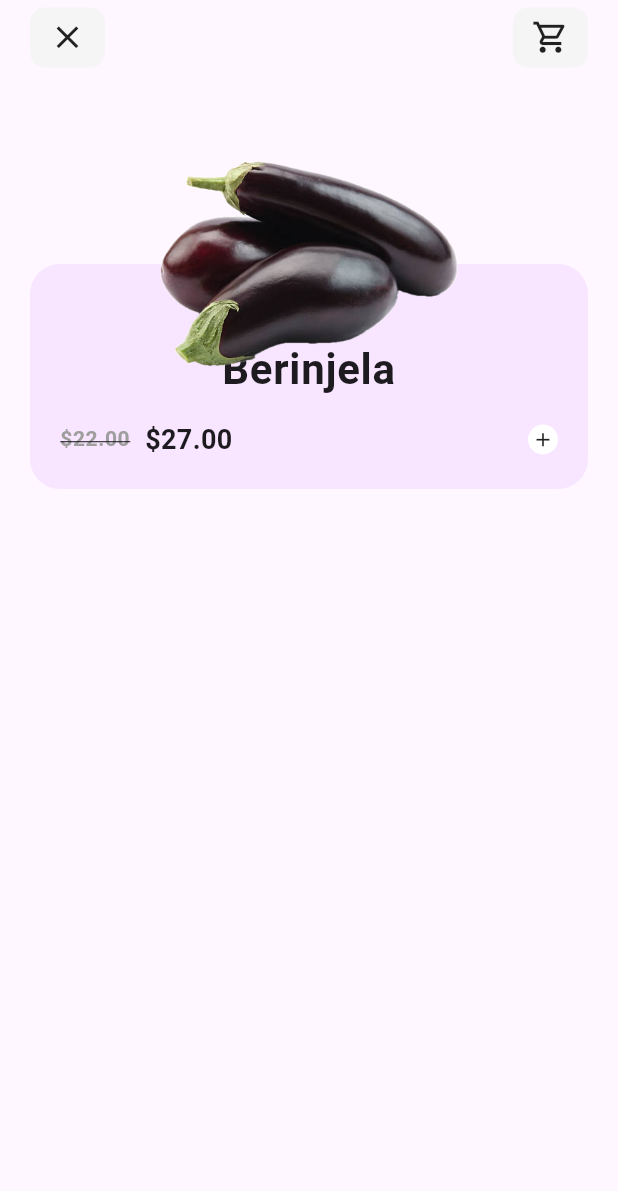
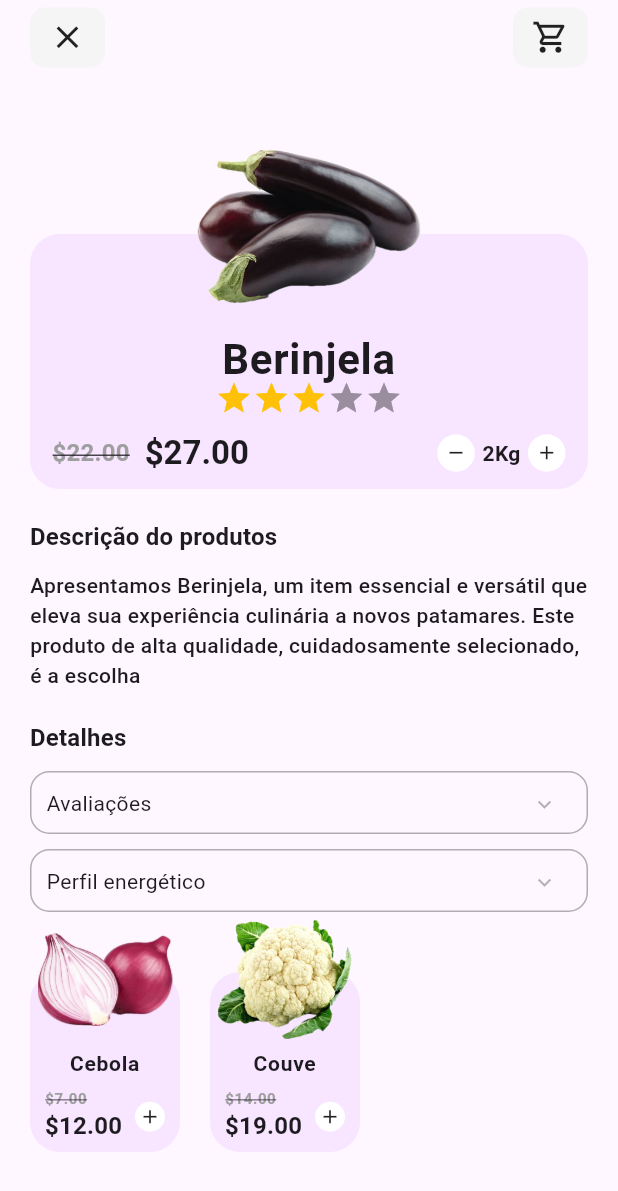
Before and after one commit to MateusLucasDaSilva/food_products, a Flutter app: the HomePage screen opened by its route, after a tap on "Berinjela", on a phone screen of 412 x 824 dp. Shown: the top 1191 px of the screen. Run offline on Flutter 3.47's test engine with Material 3 defaults, Android fonts, the light colour scheme and no system bars; drawn by our look-alikes of flutter_rating_bar.

Commit message:
adicionei a tela de detalhes do produto

```diff
--- a/lib/app/presentation/pages/details_product/details_product_page.dart
+++ b/lib/app/presentation/pages/details_product/details_product_page.dart
@@ -1,90 +1,114 @@
 import 'package:flutter/material.dart';
 import 'package:food_products/app/domain/entities/product_entity.dart';
-import 'package:food_products/app/presentation/pages/home/widgets/button_add_product_widget.dart';
+import 'package:food_products/app/presentation/pages/details_product/widgets/card_product_details_widget.dart';
+import 'package:food_products/app/presentation/pages/details_product/widgets/drop_down_menu_widget.dart';
+import 'package:food_products/app/presentation/pages/home/widgets/card_product_widget.dart';
 import 'package:food_products/app/presentation/pages/home/widgets/image_product_widget.dart';
-import 'package:food_products/app/presentation/pages/home/widgets/name_product_widget.dart';
-import 'package:food_products/app/presentation/pages/home/widgets/price_widget.dart';
-import 'package:food_products/app/presentation/pages/home/widgets/price_with_discount_widget.dart';
 import 'package:food_products/app/presentation/shared/ui/widgets/app_bar_widget.dart';
+import 'package:food_products/app/presentation/shared/ui/widgets/heard_title_widget.dart';
 
-class DetailsProductPage extends StatelessWidget {
+class DetailsProductPage extends StatefulWidget {
+  final List<ProductEntity> products;
   final ProductEntity product;
   final Color colorCard;
 
   const DetailsProductPage({
     super.key,
+    required this.products,
+    required this.colorCard,
     required this.product,
-    required this.colorCard,
   });
 
+  @override
+  State<DetailsProductPage> createState() => _DetailsProductPageState();
+}
+
+class _DetailsProductPageState extends State<DetailsProductPage> {
   @override
   Widget build(BuildContext context) {
     return Scaffold(
       appBar: const CustomAppBar(leadingIconData: Icons.close),
-      body: Padding(
+      body: SingleChildScrollView(
+        child: Padding(
           padding: const EdgeInsets.all(20),
           child: Column(
+            crossAxisAlignment: CrossAxisAlignment.start,
             children: <Widget>[
               Stack(
                 children: <Widget>[
-                SizedBox(
-                  height: 250,
-                  child: Column(
-                    children: <Widget>[
-                      const Spacer(),
-                      Hero(
-                        tag: '${product.image}color',
-                        child: Container(
-                          height: 150,
-                          decoration: BoxDecoration(
-                            color: colorCard,
-                            borderRadius: BorderRadius.circular(20),
-                          ),
-                          child: Column(
-                            mainAxisAlignment: MainAxisAlignment.center,
-                            children: <Widget>[
-                              const Spacer(),
-                              NameProductWidget(
-                                name: product.name,
-                                fontSize: 28,
-                              ),
-                              Padding(
-                                padding: const EdgeInsets.all(20),
-                                child: Row(
-                                  children: <Widget>[
-                                    PriceWithDiscountWidget(
-                                        priceWithDiscount:
-                                            product.toStringPriceWithDiscount,
-                                        fontSize: 14),
-                                    const SizedBox(
-                                      width: 10,
-                                    ),
-                                    Expanded(
-                                      child: PriceWidget(
-                                        price: product.toStringPrice,
-                                        fontSize: 18,
+                  CardProductDetailsWidget(
+                      product: widget.product, colorCard: widget.colorCard),
+                  Align(
+                    alignment: Alignment.topCenter,
+                    child: ImageProductWidget(
+                      imageAssetPath: widget.product.image,
+                      size: 150,
                     ),
                   ),
-                                    const ButtonAddProduct()
                 ],
+              ),
+              const SizedBox(
+                height: 20,
+              ),
+              const HeardTitleWidget(title: 'Descrição do produtos'),
+              const SizedBox(
+                height: 10,
+              ),
+              Text(
+                'Apresentamos ${widget.product.name}, um item essencial e versátil que eleva sua experiência culinária a novos patamares. Este produto de alta qualidade, cuidadosamente selecionado, é a escolha',
+                style: Theme.of(context)
+                    .textTheme
+                    .bodyMedium
+                    ?.copyWith(fontWeight: FontWeight.w500),
+              ),
+              const SizedBox(
+                height: 20,
+              ),
+              const HeardTitleWidget(title: 'Detalhes'),
+              const SizedBox(
+                height: 10,
+              ),
+              const DropdownMenuWidget(
+                label: 'Avaliações',
+              ),
+              const SizedBox(
+                height: 10,
+              ),
+              const DropdownMenuWidget(
+                label: 'Perfil energético',
+              ),
+              SingleChildScrollView(
+                scrollDirection: Axis.horizontal,
+                child: Row(
+                  children: widget.products
+                      .map((ProductEntity e) => Row(
+                            children: <Widget>[
+                              CardProductWidget(
+                                  product: e, colorCard: widget.colorCard),
+                              const SizedBox(
+                                width: 20,
+                              ),
+                            ],
+                          ))
+                      .toList(),
                 ),
               )
             ],
           ),
         ),
-                      )
-                    ],
-                  ),
-                ),
-                ImageProductWidget(
-                  imageAssetPath: product.image,
-                  size: 200,
-                ),
-              ],
-            )
-          ],
-        ),
       ),
     );
   }
 }
+
+enum ColorLabel {
+  blue('Blue', Colors.blue),
+  pink('Pink', Colors.pink),
+  green('Green', Colors.green),
+  yellow('Orange', Colors.orange),
+  grey('Grey', Colors.grey);
+
+  const ColorLabel(this.label, this.color);
+  final String label;
+  final Color color;
+}
--- /dev/null
+++ b/lib/app/presentation/pages/details_product/widgets/card_product_details_widget.dart
@@ -0,0 +1,128 @@
+import 'package:flutter/material.dart';
+import 'package:flutter_rating_bar/flutter_rating_bar.dart';
+import 'package:food_products/app/domain/entities/product_entity.dart';
+import 'package:food_products/app/presentation/pages/home/widgets/name_product_widget.dart';
+import 'package:food_products/app/presentation/pages/home/widgets/price_widget.dart';
+import 'package:food_products/app/presentation/pages/home/widgets/price_with_discount_widget.dart';
+import 'package:food_products/app/presentation/shared/ui/widgets/icon_button_widget.dart';
+
+class CardProductDetailsWidget extends StatelessWidget {
+  const CardProductDetailsWidget({
+    super.key,
+    required this.product,
+    required this.colorCard,
+  });
+
+  final ProductEntity product;
+  final Color colorCard;
+
+  @override
+  Widget build(BuildContext context) {
+    return SizedBox(
+      height: 250,
+      width: double.infinity,
+      child: Column(
+        mainAxisAlignment: MainAxisAlignment.end,
+        children: <Widget>[
+          Container(
+            height: 170,
+            width: double.infinity,
+            decoration: BoxDecoration(
+              color: colorCard,
+              borderRadius: BorderRadius.circular(20),
+            ),
+            child: Column(
+              mainAxisAlignment: MainAxisAlignment.end,
+              crossAxisAlignment: CrossAxisAlignment.center,
+              mainAxisSize: MainAxisSize.max,
+              children: <Widget>[
+                NameProductWidget(
+                  name: product.name,
+                  fontSize: 28,
+                ),
+                SizedBox(
+                  child: RatingBar.builder(
+                    initialRating: 3,
+                    minRating: 1,
+                    itemSize: 25,
+                    maxRating: 5,
+                    direction: Axis.horizontal,
+                    allowHalfRating: true,
+                    itemCount: 5,
+                    itemBuilder: (BuildContext context, _) => const Icon(
+                      Icons.star,
+                      size: 10,
+                      color: Colors.amber,
+                    ),
+                    onRatingUpdate: (double rating) {
+                      print(rating);
+                    },
+                  ),
+                ),
+                const SizedBox(
+                  height: 10,
+                ),
+                Padding(
+                  padding: const EdgeInsets.symmetric(horizontal: 15),
+                  child: Row(
+                    children: <Widget>[
+                      PriceWithDiscountWidget(
+                        priceWithDiscount: product.toStringPriceWithDiscount,
+                        textStyle:
+                            Theme.of(context).textTheme.titleMedium?.copyWith(
+                                  fontWeight: FontWeight.w700,
+                                  color: Colors.grey,
+                                  decoration: TextDecoration.lineThrough,
+                                ),
+                      ),
+                      const SizedBox(
+                        width: 10,
+                      ),
+                      PriceWidget(
+                        price: product.toStringPrice,
+                        textStyle:
+                            Theme.of(context).textTheme.titleLarge?.copyWith(
+                                  fontWeight: FontWeight.w700,
+                                ),
+                      ),
+                      const Spacer(),
+                      const IconButtonWidget(
+                        size: 25,
+                        icon: Icon(
+                          Icons.remove,
+                          size: 15,
+                        ),
+                      ),
+                      const SizedBox(
+                        width: 5,
+                      ),
+                      Text(
+                        '2Kg',
+                        style: Theme.of(context).textTheme.bodyMedium?.copyWith(
+                              fontWeight: FontWeight.w600,
+                            ),
+                      ),
+                      const SizedBox(
+                        width: 5,
+                      ),
+                      const IconButtonWidget(
+                        size: 25,
+                        icon: Icon(
+                          Icons.add_outlined,
+                          size: 15,
+                        ),
+                      ),
+                    ],
+                  ),
+                ),
+                const SizedBox(
+                  height: 10,
+                ),
+              ],
+            ),
+          )
+        ],
+      ),
+    );
+  }
+}
--- /dev/null
+++ b/lib/app/presentation/pages/details_product/widgets/drop_down_menu_widget.dart
@@ -0,0 +1,72 @@
+import 'package:flutter/material.dart';
+import 'package:food_products/app/presentation/pages/details_product/details_product_page.dart';
+
+class DropdownMenuWidget extends StatefulWidget {
+  final String label;
+  const DropdownMenuWidget({super.key, required this.label});
+
+  @override
+  State<DropdownMenuWidget> createState() => _DropdownMenuWidgetState();
+}
+
+class _DropdownMenuWidgetState extends State<DropdownMenuWidget> {
+  final TextEditingController colorController = TextEditingController();
+  ColorLabel? selectedColor;
+
+  @override
+  void dispose() {
+    colorController.dispose();
+    super.dispose();
+  }
+
+  @override
+  Widget build(BuildContext context) {
+    return Container(
+      decoration: BoxDecoration(
+          borderRadius: BorderRadius.circular(13),
+          border: Border.all(width: 1, color: Colors.black.withOpacity(.3))),
+      child: DropdownMenuTheme(
+        data: DropdownMenuThemeData(
+          inputDecorationTheme: InputDecorationTheme(
+            contentPadding: const EdgeInsets.only(left: 10),
+            hintStyle: Theme.of(context).textTheme.bodyMedium,
+            isDense: true,
+            constraints: const BoxConstraints(maxHeight: 40),
+            enabledBorder: InputBorder.none,
+            border: InputBorder.none,
+          ),
+        ),
+        child: DropdownMenu<ColorLabel>(
+          controller: colorController,
+          hintText: widget.label,
+          width: MediaQuery.sizeOf(context).width - 40,
+          requestFocusOnTap: true,
+          trailingIcon: Icon(
+            Icons.keyboard_arrow_down_sharp,
+            color: Colors.black.withOpacity(.3),
+          ),
+          selectedTrailingIcon: Icon(
+            Icons.keyboard_arrow_up_rounded,
+            color: Colors.black.withOpacity(.3),
+          ),
+          onSelected: (ColorLabel? color) {
+            setState(() {
+              selectedColor = color;
+            });
+          },
+          dropdownMenuEntries: ColorLabel.values
+              .map<DropdownMenuEntry<ColorLabel>>((ColorLabel color) {
+            return DropdownMenuEntry<ColorLabel>(
+              value: color,
+              label: color.label,
+              enabled: color.label != 'Grey',
+              style: MenuItemButton.styleFrom(
+                foregroundColor: color.color,
+              ),
+            );
+          }).toList(),
+        ),
+      ),
+    );
+  }
+}
--- a/lib/app/presentation/pages/home/widgets/card_product_widget.dart
+++ b/lib/app/presentation/pages/home/widgets/card_product_widget.dart
@@ -1,10 +1,10 @@
 import 'package:flutter/material.dart';
 import 'package:food_products/app/domain/entities/product_entity.dart';
-import 'package:food_products/app/presentation/pages/home/widgets/button_add_product_widget.dart';
 import 'package:food_products/app/presentation/pages/home/widgets/image_product_widget.dart';
 import 'package:food_products/app/presentation/pages/home/widgets/name_product_widget.dart';
 import 'package:food_products/app/presentation/pages/home/widgets/price_widget.dart';
 import 'package:food_products/app/presentation/pages/home/widgets/price_with_discount_widget.dart';
+import 'package:food_products/app/presentation/shared/ui/widgets/icon_button_widget.dart';
 
 class CardProductWidget extends StatelessWidget {
   final ProductEntity product;
@@ -17,17 +17,16 @@ class CardProductWidget extends StatelessWidget {
 
   @override
   Widget build(BuildContext context) {
-    return Stack(
+    return Container(
+      height: 160,
+      width: 100,
+      child: Stack(
+        fit: StackFit.loose,
+        children: <Widget>[
+          Column(
+            mainAxisAlignment: MainAxisAlignment.end,
             children: <Widget>[
               Container(
-          height: 160,
-          width: 100,
-          child: Column(
-            children: <Widget>[
-              const Spacer(),
-              Hero(
-                tag: '${product.image}color',
-                child: Container(
                 height: 120,
                 decoration: BoxDecoration(
                   color: colorCard,
@@ -56,22 +55,26 @@ class CardProductWidget extends StatelessWidget {
                               PriceWidget(price: product.toStringPrice),
                             ],
                           ),
-                            const ButtonAddProduct()
+                          const IconButtonWidget(
+                            icon: Icon(
+                              Icons.add_outlined,
+                              size: 15,
+                            ),
+                          )
                         ],
                       ),
                     )
                   ],
                 ),
-                ),
               )
             ],
           ),
-        ),
-        Positioned(
-          top: 0,
-          child: ImageProductWidget(imageAssetPath: product.image),
+          Align(
+            alignment: Alignment.topCenter,
+            child: ImageProductWidget(imageAssetPath: product.image, size: 90),
           )
         ],
+      ),
     );
   }
 }
--- a/lib/app/presentation/pages/home/widgets/image_product_widget.dart
+++ b/lib/app/presentation/pages/home/widgets/image_product_widget.dart
@@ -8,17 +8,13 @@ class ImageProductWidget extends StatelessWidget {
 
   @override
   Widget build(BuildContext context) {
-    return Hero(
-      tag: imageAssetPath,
-      child: Center(
-        child: Container(
-          height: size,
-          width: size,
-          child: Image.asset(
-            imageAssetPath,
-            fit: BoxFit.contain,
-          ),
-        ),
+    return Container(
+      height: size,
+      width: size,
+      alignment: Alignment.center,
+      child: Image.asset(
+        imageAssetPath,
+        fit: BoxFit.contain,
       ),
     );
   }
--- a/lib/app/presentation/pages/home/widgets/list_products_widget.dart
+++ b/lib/app/presentation/pages/home/widgets/list_products_widget.dart
@@ -41,12 +41,15 @@ class ListProducts extends StatelessWidget {
     BuildContext context,
     ProductEntity product,
   ) {
+    final List<ProductEntity> listProducts = <ProductEntity>[...products];
+    listProducts.remove(product);
     Navigator.of(context).push(
       PageRouteBuilder<dynamic>(
           pageBuilder: (BuildContext context, Animation<double> animation,
               Animation<double> secondaryAnimation) {
             return DetailsProductPage(
               product: product,
+              products: listProducts,
               colorCard: colorCard,
             );
           },
--- a/lib/app/presentation/pages/home/widgets/price_widget.dart
+++ b/lib/app/presentation/pages/home/widgets/price_widget.dart
@@ -1,23 +1,22 @@
 import 'package:flutter/material.dart';
 
 class PriceWidget extends StatelessWidget {
+  final TextStyle? textStyle;
+  final String price;
   const PriceWidget({
     super.key,
     required this.price,
-    this.fontSize = 12,
+    this.textStyle,
   });
-
-  final String price;
-  final double fontSize;
 
   @override
   Widget build(BuildContext context) {
     return Text(
       price,
-      style: Theme.of(context)
-          .textTheme
-          .bodyMedium
-          ?.copyWith(fontWeight: FontWeight.w700, fontSize: fontSize),
+      style: textStyle ??
+          Theme.of(context).textTheme.titleMedium?.copyWith(
+                fontWeight: FontWeight.w700,
+              ),
     );
   }
 }
--- a/lib/app/presentation/pages/home/widgets/price_with_discount_widget.dart
+++ b/lib/app/presentation/pages/home/widgets/price_with_discount_widget.dart
@@ -1,25 +1,25 @@
 import 'package:flutter/material.dart';
 
 class PriceWithDiscountWidget extends StatelessWidget {
-  final double fontSize;
+  final TextStyle? textStyle;
+  final String priceWithDiscount;
   const PriceWithDiscountWidget({
     super.key,
     required this.priceWithDiscount,
-    this.fontSize = 10,
+    this.textStyle,
   });
-
-  final String priceWithDiscount;
 
   @override
   Widget build(BuildContext context) {
     return Text(
       priceWithDiscount,
-      style: Theme.of(context).textTheme.bodySmall?.copyWith(
-            fontWeight: FontWeight.w700,
-            color: Colors.grey,
-            fontSize: fontSize,
-            decoration: TextDecoration.lineThrough,
-          ),
+      style: textStyle ??
+          Theme.of(context).textTheme.bodySmall?.copyWith(
+                fontWeight: FontWeight.w700,
+                color: Colors.grey,
+                fontSize: 10,
+                decoration: TextDecoration.lineThrough,
+              ),
     );
   }
 }
--- /dev/null
+++ b/lib/app/presentation/shared/ui/widgets/heard_title_widget.dart
@@ -0,0 +1,17 @@
+import 'package:flutter/material.dart';
+
+class HeardTitleWidget extends StatelessWidget {
+  final String title;
+  const HeardTitleWidget({super.key, required this.title});
+
+  @override
+  Widget build(BuildContext context) {
+    return Text(
+      title,
+      textAlign: TextAlign.center,
+      style: Theme.of(context).textTheme.titleMedium?.copyWith(
+            fontWeight: FontWeight.w700,
+          ),
+    );
+  }
+}
--- a/lib/app/presentation/pages/home/widgets/button_add_product_widget.dart
+++ b/lib/app/presentation/shared/ui/widgets/icon_button_widget.dart
@@ -1,24 +1,26 @@
 import 'package:flutter/material.dart';
 
-class ButtonAddProduct extends StatelessWidget {
-  const ButtonAddProduct({
+class IconButtonWidget extends StatelessWidget {
+  final double size;
+  final Icon icon;
+
+  const IconButtonWidget({
     super.key,
+    this.size = 20,
+    required this.icon,
   });
 
   @override
   Widget build(BuildContext context) {
     return Container(
-      height: 20,
-      width: 20,
+      height: size,
+      width: size,
       alignment: Alignment.center,
       decoration: BoxDecoration(
         borderRadius: BorderRadius.circular(500),
         color: Colors.white,
       ),
-      child: const Icon(
-        Icons.add_outlined,
-        size: 15,
-      ),
+      child: icon,
     );
   }
 }
--- a/pubspec.yaml
+++ b/pubspec.yaml
@@ -27,6 +27,7 @@ dependencies:
     sdk: flutter
   cupertino_icons: ^1.0.2
   intl: ^0.19.0
+  flutter_rating_bar: ^4.0.1
 
 dev_dependencies:
   flutter_test:
```
Also changed, not shown: pubspec.lock. Lines whose indentation alone changed are shown as unchanged.
